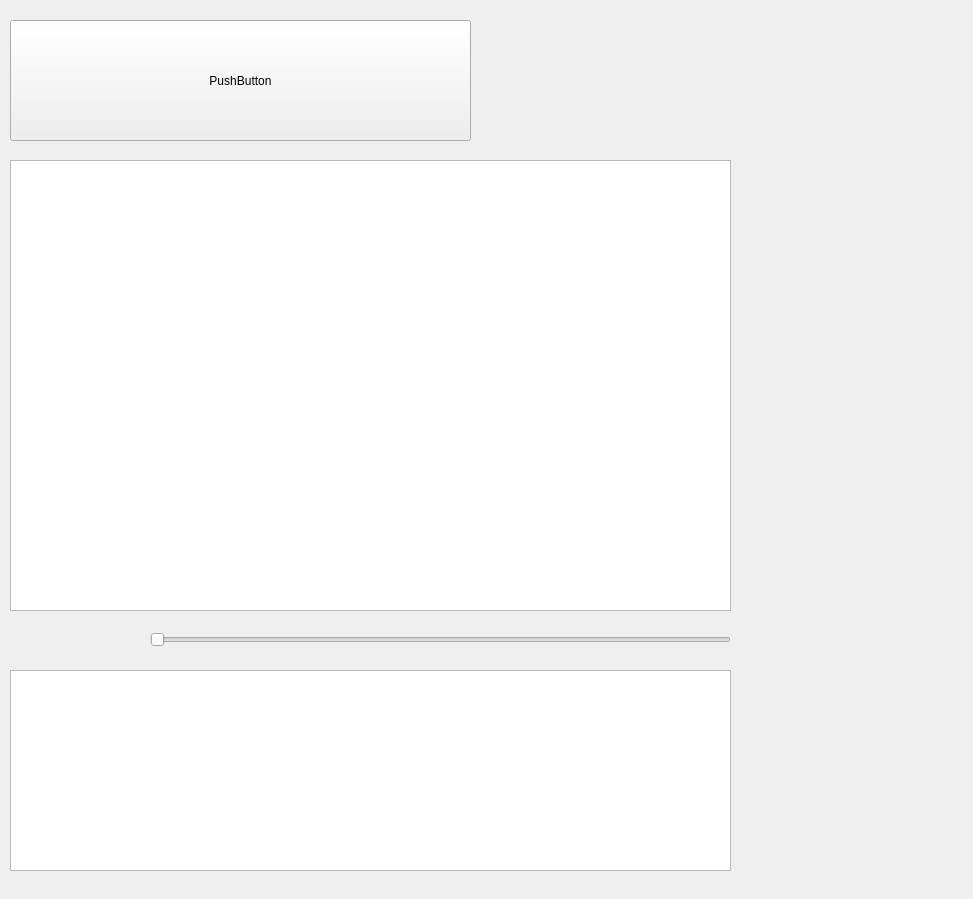
thefinalcutbg/DinoDent, file src/View/PatientSummaryView/PatientSummary.ui: the form before one commit.
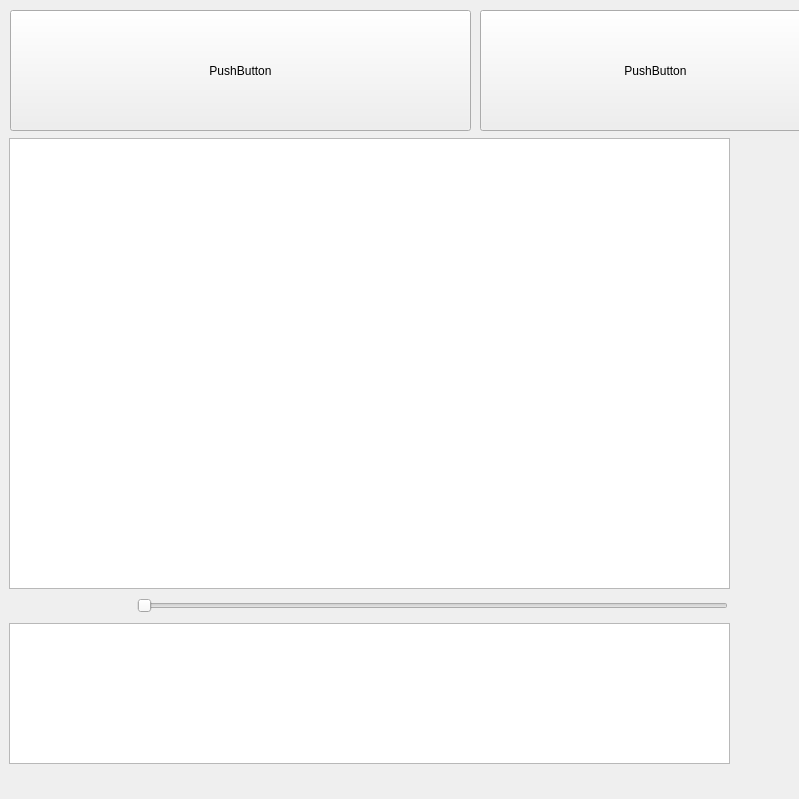
The form after the commit. Custom widgets are drawn as their Qt base class.

Commit message: Tab system refactored. TabInstance now has pure virtual rowID(), TabType and std::shared_ptr Patient

The edit to the form file:
```diff
--- a/src/View/PatientSummaryView/PatientSummary.ui
+++ b/src/View/PatientSummaryView/PatientSummary.ui
@@ -6,8 +6,8 @@
    <rect>
     <x>0</x>
     <y>0</y>
-    <width>973</width>
-    <height>899</height>
+    <width>799</width>
+    <height>799</height>
    </rect>
   </property>
   <property name="sizePolicy">
@@ -19,7 +19,7 @@
   <property name="minimumSize">
    <size>
     <width>799</width>
-    <height>899</height>
+    <height>799</height>
    </size>
   </property>
   <property name="windowTitle">
@@ -28,12 +28,24 @@
   <widget class="GraphicsView" name="teethView">
    <property name="geometry">
     <rect>
-     <x>10</x>
-     <y>160</y>
+     <x>9</x>
+     <y>138</y>
      <width>721</width>
      <height>451</height>
     </rect>
    </property>
+   <property name="sizePolicy">
+    <sizepolicy hsizetype="Fixed" vsizetype="Fixed">
+     <horstretch>0</horstretch>
+     <verstretch>0</verstretch>
+    </sizepolicy>
+   </property>
+   <property name="minimumSize">
+    <size>
+     <width>721</width>
+     <height>451</height>
+    </size>
+   </property>
    <property name="autoFillBackground">
     <bool>true</bool>
    </property>
@@ -44,28 +56,21 @@
     <enum>Qt::ScrollBarAlwaysOff</enum>
    </property>
   </widget>
-  <widget class="QSlider" name="dateSlider">
-   <property name="geometry">
-    <rect>
-     <x>150</x>
-     <y>630</y>
-     <width>581</width>
-     <height>20</height>
-    </rect>
-   </property>
-   <property name="orientation">
-    <enum>Qt::Horizontal</enum>
-   </property>
-  </widget>
   <widget class="ProcedureTable" name="procedureTable">
    <property name="geometry">
     <rect>
-     <x>10</x>
-     <y>670</y>
+     <x>9</x>
+     <y>623</y>
      <width>721</width>
-     <height>201</height>
+     <height>141</height>
     </rect>
    </property>
+   <property name="maximumSize">
+    <size>
+     <width>721</width>
+     <height>16777215</height>
+    </size>
+   </property>
    <property name="styleSheet">
     <string notr="true"/>
    </property>
@@ -74,10 +79,47 @@
    <property name="geometry">
     <rect>
      <x>10</x>
-     <y>20</y>
+     <y>10</y>
      <width>461</width>
      <height>121</height>
     </rect>
+   </property>
+   <property name="sizePolicy">
+    <sizepolicy hsizetype="Fixed" vsizetype="Fixed">
+     <horstretch>0</horstretch>
+     <verstretch>0</verstretch>
+    </sizepolicy>
+   </property>
+   <property name="minimumSize">
+    <size>
+     <width>461</width>
+     <height>121</height>
+    </size>
+   </property>
+   <property name="text">
+    <string>PushButton</string>
+   </property>
+  </widget>
+  <widget class="AllergiesTile" name="allergiesTile">
+   <property name="geometry">
+    <rect>
+     <x>480</x>
+     <y>10</y>
+     <width>351</width>
+     <height>121</height>
+    </rect>
+   </property>
+   <property name="sizePolicy">
+    <sizepolicy hsizetype="Fixed" vsizetype="Fixed">
+     <horstretch>0</horstretch>
+     <verstretch>0</verstretch>
+    </sizepolicy>
+   </property>
+   <property name="minimumSize">
+    <size>
+     <width>351</width>
+     <height>121</height>
+    </size>
    </property>
    <property name="text">
     <string>PushButton</string>
@@ -86,16 +128,53 @@
   <widget class="QLabel" name="dateLabel">
    <property name="geometry">
     <rect>
-     <x>20</x>
-     <y>630</y>
+     <x>10</x>
+     <y>598</y>
      <width>121</width>
-     <height>21</height>
+     <height>16</height>
     </rect>
    </property>
+   <property name="sizePolicy">
+    <sizepolicy hsizetype="Preferred" vsizetype="Fixed">
+     <horstretch>0</horstretch>
+     <verstretch>0</verstretch>
+    </sizepolicy>
+   </property>
+   <property name="minimumSize">
+    <size>
+     <width>121</width>
+     <height>0</height>
+    </size>
+   </property>
    <property name="text">
     <string/>
    </property>
   </widget>
+  <widget class="QSlider" name="dateSlider">
+   <property name="geometry">
+    <rect>
+     <x>137</x>
+     <y>596</y>
+     <width>591</width>
+     <height>20</height>
+    </rect>
+   </property>
+   <property name="sizePolicy">
+    <sizepolicy hsizetype="Preferred" vsizetype="Fixed">
+     <horstretch>0</horstretch>
+     <verstretch>0</verstretch>
+    </sizepolicy>
+   </property>
+   <property name="minimumSize">
+    <size>
+     <width>591</width>
+     <height>20</height>
+    </size>
+   </property>
+   <property name="orientation">
+    <enum>Qt::Horizontal</enum>
+   </property>
+  </widget>
  </widget>
  <layoutdefault spacing="6" margin="11"/>
  <customwidgets>
@@ -114,6 +193,11 @@
    <extends>QPushButton</extends>
    <header>View/ListView/tilebutton.h</header>
   </customwidget>
+  <customwidget>
+   <class>AllergiesTile</class>
+   <extends>QPushButton</extends>
+   <header>View/ListView/tilebutton.h</header>
+  </customwidget>
  </customwidgets>
  <resources/>
  <connections/>
```
The commit also changes 17 other files.
